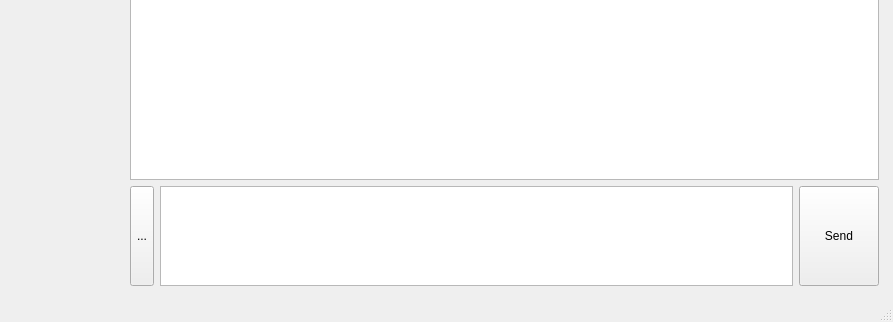
Qt form src/UI/pyqt/main_window.ui (BimBim134/vibe-audioModem) before a commit; both pictures show x 0 to 893 and y 595 to 917 of the 893 by 917 pixel window.
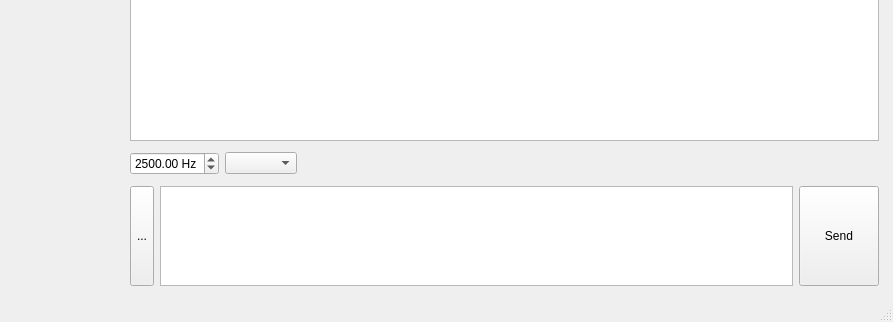
The same form after that commit.

Commit message: feat: Add UI control for carrier frequency with a spinbox and connect it to update the signal configuration.

```diff
--- a/src/UI/pyqt/main_window.ui
+++ b/src/UI/pyqt/main_window.ui
@@ -100,7 +100,7 @@
             <x>0</x>
             <y>0</y>
             <width>752</width>
-            <height>764</height>
+            <height>730</height>
            </rect>
           </property>
           <layout class="QVBoxLayout" name="verticalLayout_3">
@@ -114,7 +114,7 @@
             <number>0</number>
            </property>
            <property name="bottomMargin">
-            <number>0</number>
+            <number>5</number>
            </property>
            <item>
             <widget class="QPlainTextEdit" name="MessagesBoards">
@@ -133,6 +133,65 @@
          </widget>
         </widget>
        </item>
+       <item>
+        <widget class="QWidget" name="widget" native="true">
+         <layout class="QHBoxLayout" name="horizontalLayout_4">
+          <property name="leftMargin">
+           <number>0</number>
+          </property>
+          <property name="topMargin">
+           <number>0</number>
+          </property>
+          <property name="rightMargin">
+           <number>0</number>
+          </property>
+          <property name="bottomMargin">
+           <number>5</number>
+          </property>
+          <item>
+           <widget class="QDoubleSpinBox" name="CarrierFrequency">
+            <property name="frame">
+             <bool>true</bool>
+            </property>
+            <property name="prefix">
+             <string/>
+            </property>
+            <property name="suffix">
+             <string> Hz</string>
+            </property>
+            <property name="minimum">
+             <double>500.000000000000000</double>
+            </property>
+            <property name="maximum">
+             <double>5000.000000000000000</double>
+            </property>
+            <property name="stepType">
+             <enum>QAbstractSpinBox::DefaultStepType</enum>
+            </property>
+            <property name="value">
+             <double>2500.000000000000000</double>
+            </property>
+           </widget>
+          </item>
+          <item>
+           <widget class="QComboBox" name="modulationChooser"/>
+          </item>
+          <item>
+           <spacer name="horizontalSpacer">
+            <property name="orientation">
+             <enum>Qt::Horizontal</enum>
+            </property>
+            <property name="sizeHint" stdset="0">
+             <size>
+              <width>40</width>
+              <height>20</height>
+             </size>
+            </property>
+           </spacer>
+          </item>
+         </layout>
+        </widget>
+       </item>
        <item>
         <widget class="QFrame" name="UserInputContainer">
          <property name="maximumSize">
```
The commit also changes 1 other file.
